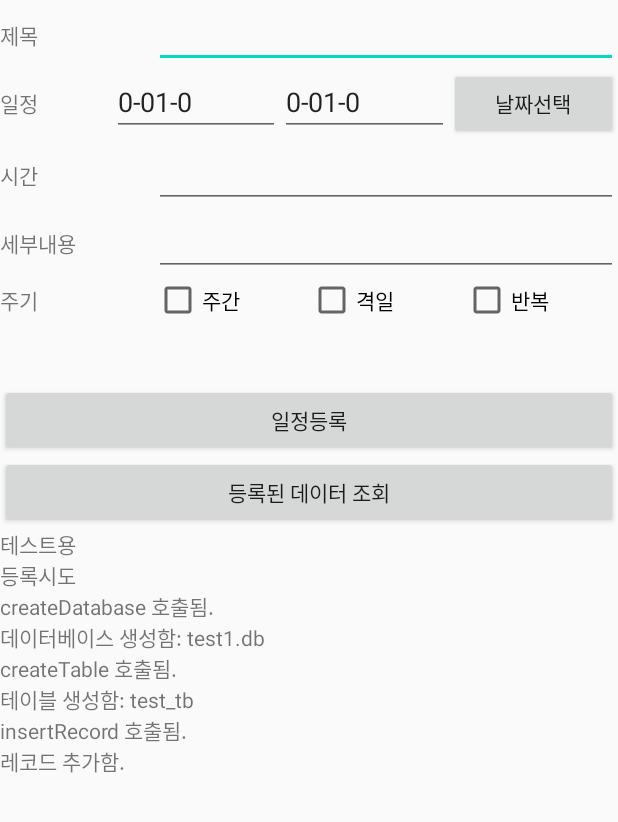
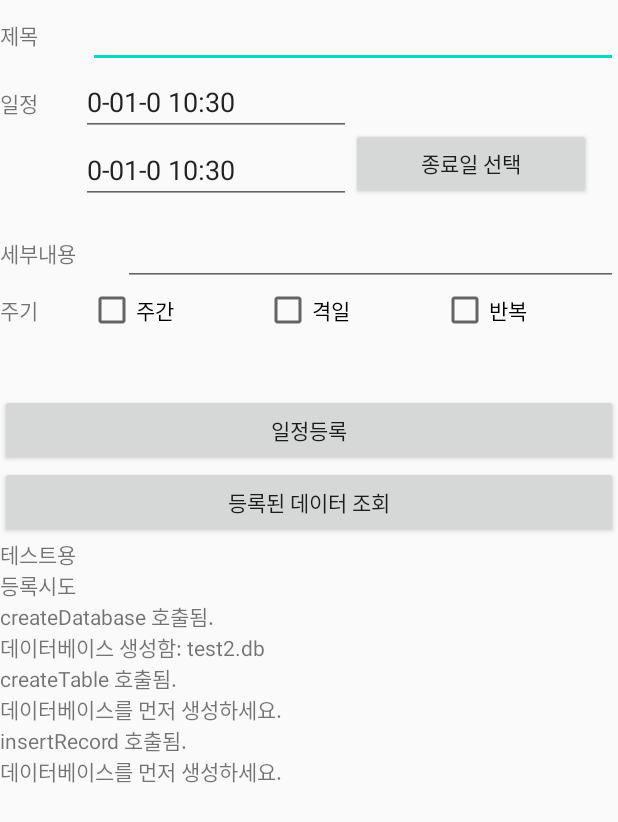
Before and after one commit to whgusqls007/androidterm2020, an Android app: the ScheduleRegistrationActivity screen opened directly, with no data from a screen before it, after a tap on "일정등록", on a phone screen of 412 x 824 dp. Shown: the top 822 px of the screen. Run offline under Robolectric (Android 15) with nearby library versions, the phone set to English and light mode, and no system bars; 2 statements that could not run were skipped.

Commit message:
DB 연동 수정본1
date와 time 타입을 이용하는 것을 datetime을 이용하도록 수정.
table의 구조도 변경함.

```diff
--- a/app/src/main/java/com/example/androidterm2020/DBHelper.java
+++ b/app/src/main/java/com/example/androidterm2020/DBHelper.java
@@ -1,30 +1,28 @@
 package com.example.androidterm2020;
 
-import android.content.Context;
 import android.database.sqlite.SQLiteDatabase;
 import android.database.sqlite.SQLiteOpenHelper;
 import android.util.Log;
 
 public class DBHelper extends SQLiteOpenHelper {
-    public static String DB_NAME = "test1.db"; // 임시 테스트용 db이고 추후 최종단계에서 이름변경예정.
+    public static String DB_NAME = "test2.db"; // 임시 테스트용 db이고 추후 최종단계에서 이름변경예정.
     public static int VERSION = 1;
     public static String TB_NAME = "temp_tb"; // 임시 테스트용 테이블 이름이고 추후 최종단계에서 이름변경예정.
 
-    public DBHelper(Context context) {
+    public DBHelper(TableTool context) {
         super(context, DB_NAME, null, VERSION);
     }
 
     public void onCreate(SQLiteDatabase db) {
         println("onCreate 호출됨");
 
-        // 일정제목, 시작일, 종료일, 시간, 세부내용, 주기까지 일단 추가하는 방식이다. 추후 달성도 계산하기위한 자료형(높은확률로 text나 varchar)도 고민해야함.
+        // 일정제목, 시작일, 종료일, 세부내용, 주기까지 일단 추가하는 방식이다. 추후 달성도 계산하기위한 자료형(높은확률로 text나 varchar)도 고민해야함.
         String sql = "create table if not exists "+ TB_NAME +"("
                 + "_id integer PRIMARY KEY autoincrement, "
                 + " title text, "
-                + " str_date date, "
-                + " end_date date, "
-                + " schedule_time time, "
-                + " detail text, "
+                + " str_date datetime, "
+                + " end_date datetime, "
+                + " details text, "
                 + " period integer)";
         // 지속적으로 수정예정이다.
         // 일단 주기 설정은 0, 1, 2이렇게 구분하려고 한다. -> 가장 최근에 선택한 checkbox를 기준으로 설정하거나, checkbox가 하나만 설정되게 만들어야한다.
--- a/app/src/main/java/com/example/androidterm2020/ScheduleRegistrationActivity.java
+++ b/app/src/main/java/com/example/androidterm2020/ScheduleRegistrationActivity.java
@@ -12,7 +12,10 @@ import android.widget.Button;
 import android.widget.EditText;
 import android.widget.TextView;
 import android.widget.Toast;
+
+import java.text.SimpleDateFormat;
 import java.time.Year;
+import java.util.Date;
 
 public class ScheduleRegistrationActivity extends AppCompatActivity {
     EditText title;
@@ -25,7 +28,7 @@ public class ScheduleRegistrationActivity extends AppCompatActivity {
 
     DBHelper dbHelper;
     SQLiteDatabase database;
-    String dbName = "test1.db";
+    String dbName = "test2.db";
     String tableName = "test_tb";
 
     @SuppressLint("SetTextI18n")
@@ -34,6 +37,7 @@ public class ScheduleRegistrationActivity extends AppCompatActivity {
         super.onCreate(savedInstanceState);
         setContentView(R.layout.schedule_registeration_activity);
 
+        // 달력에서 날짜 누르고 여기 올때 자동으로 날짜 + 시간을 추가해주는 기능.
         Intent intent = getIntent();
         int year1 = intent.getIntExtra("Y", 0);
         int month1 = intent.getIntExtra("M", 0);
@@ -41,21 +45,23 @@ public class ScheduleRegistrationActivity extends AppCompatActivity {
         TextView textView = (TextView) findViewById(R.id.editScheduleStrDate);
         TextView textView2 = (TextView) findViewById(R.id.editScheduleEndDate);
 
+        // 1~9월과 10월 이상의 1자리 2자리 구분을 하기 위함.
         if (month1 >= 9) {
-            textView.setText(year1 + "-" + (month1 + 1) + "-" + date1);
-            textView2.setText(year1 + "-" + (month1 + 1) + "-" + date1);
+            textView.setText(year1 + "-" + (month1 + 1) + "-" + date1 + ' ' + getCurrentTime());
+            textView2.setText(year1 + "-" + (month1 + 1) + "-" + date1 + ' ' + getCurrentTime());
         }
         else {
-            textView.setText(year1 + "-" + "0" + (month1 + 1) + "-" + date1);
-            textView2.setText(year1 + "-" + "0" + (month1 + 1) + "-" + date1);
+            textView.setText(year1 + "-" + "0" + (month1 + 1) + "-" + date1 + ' ' + getCurrentTime());
+            textView2.setText(year1 + "-" + "0" + (month1 + 1) + "-" + date1 + ' ' + getCurrentTime());
         }
 
+        // 입력장소들을 각각의 대응하는 id로 mapping함.
         title = (EditText) findViewById(R.id.editTitle);
         scheduleStrDate = (EditText) findViewById(R.id.editScheduleStrDate);
         scheduleEndDate = (EditText) findViewById(R.id.editScheduleEndDate);
-        schedule_time = (EditText) findViewById(R.id.editTime);
         details = (EditText) findViewById(R.id.editDetails);
-        testLog = (TextView) findViewById(R.id.logTxt);
+        testLog = (TextView) findViewById(R.id.logTxt); // 임시로 이용하는 로그 비슷한 기능담당할 놈.
+
         Button button = (Button) findViewById(R.id.aa);
         button.setOnClickListener(new View.OnClickListener() {
             @Override
@@ -69,12 +75,16 @@ public class ScheduleRegistrationActivity extends AppCompatActivity {
         registrationBtn.setOnClickListener(new View.OnClickListener() {
             @Override
             public void onClick(View v) {
-                // 나중에 메인으로 돌아가능 기능도 추가해야함. 테스트용으로 일단 작성.
+                // 나중에 메인으로 돌아가도록 기능도 추가해야함. 테스트용으로 일단 작성.
                 // DB도 일단 텍스트 테이터 등록하는 것만 일단 구현. 추후 체크박스와 연동해서 데이터가 설정되도록 변경예정.
                 println("등록시도");
+
+                // 여기는 만들려는게 이미 있으면 아무일 없다.
                 createDatabase();
                 createTable(tableName);
-                insertRecord(); // 문제의 코드.
+
+                // 데이터를 추가함.
+                insertRecord();
             }
         });
 
@@ -84,9 +94,18 @@ public class ScheduleRegistrationActivity extends AppCompatActivity {
             public void onClick(View v) {
                     // 입력한 데이터 출력해준다.
                     println("출력시도");
-                    selectQuery(); // 문제의 코드.
+                    selectQuery();
             }
         });
+    }
+
+    private String getCurrentTime() {
+        long now = System.currentTimeMillis(); // 현재시간 가져옴.
+        Date mDate = new Date(now); // Date 타입으로 바꿈.
+        SimpleDateFormat simpleDate = new SimpleDateFormat("hh:mm"); // yyyy-MM-dd hh:mm:ss가 datetime 타입에 딱 알맞다.
+        String getTime = simpleDate.format(mDate);
+
+        return getTime;
     }
 
     @Override
@@ -98,14 +117,15 @@ public class ScheduleRegistrationActivity extends AppCompatActivity {
             int date2 = data.getIntExtra("D2", 0);
             TextView textView = (TextView)findViewById(R.id.editScheduleEndDate);
             if(month2 >= 9) {
-                textView.setText(year2 + "-" + (month2 + 1) + "-" + date2);
+                textView.setText(year2 + "-" + (month2 + 1) + "-" + date2 + ' ' + getCurrentTime());
             }
             else {
-                textView.setText(year2 + "-" + "0" + (month2 + 1) + "-" + date2);
+                textView.setText(year2 + "-" + "0" + (month2 + 1) + "-" + date2 + ' ' + getCurrentTime());
             }
         }
     }
 
+    // sql상에서 select한거 출력시키는 함수.
     public void selectQuery() {
         println("selectQuery 호출됨.");
 
@@ -116,10 +136,10 @@ public class ScheduleRegistrationActivity extends AppCompatActivity {
         for(int i = 0; i < recordCount; ++i) {
             cursor.moveToNext();
 
-            String title = cursor.getString(0);
-            String scheduleStrDate = cursor.getString(1);
-            String scheduleEndDate = cursor.getString(2);
-            String schedule_time = cursor.getString(3);
+            int id = cursor.getInt(0);
+            String title = cursor.getString(1);
+            String scheduleStrDate = cursor.getString(2);
+            String scheduleEndDate = cursor.getString(3);
             String detail = cursor.getString(4);
             int period = cursor.getInt(5);
 
@@ -127,13 +147,13 @@ public class ScheduleRegistrationActivity extends AppCompatActivity {
                     + title + ", "
                     + scheduleStrDate + ", "
                     + scheduleEndDate + ", "
-                    + schedule_time + ", "
                     + detail + ", "
                     + period);
         }
         cursor.close();
     }
 
+    // 데이터베이스를 만들거나 이미 있다면 가져오는 함수.
     private void createDatabase() {
         println("createDatabase 호출됨.");
 
@@ -142,6 +162,7 @@ public class ScheduleRegistrationActivity extends AppCompatActivity {
         println("데이터베이스 생성함: " + dbName);
     }
 
+    // 테이블을 만드는 함수 이미 있다면 만들지 않는다.
     private void createTable(String name) {
         println("createTable 호출됨.");
 
@@ -153,15 +174,16 @@ public class ScheduleRegistrationActivity extends AppCompatActivity {
         database.execSQL("create table if not exists " + name + "("
                 + "_id integer PRIMARY KEY autoincrement, "
                 + " title text, "
-                + " str_date date, "
-                + " end_date date, "
-                + " schedule_time time, "
+                + " str_date datetime, "
+                + " end_date datetime, "
                 + " details text, "
                 + " sch_period integer)");
 
         println("테이블 생성함: " + name);
     }
 
+
+    // 테이블에 데이터를 추가함.
     private void insertRecord() {
         println("insertRecord 호출됨.");
 
@@ -176,12 +198,11 @@ public class ScheduleRegistrationActivity extends AppCompatActivity {
         }
 
         String sql = "insert into " + tableName
-                + " (title, str_date, end_date, schedule_time,  details, sch_period) "
+                + " (title, str_date, end_date, details, sch_period) "
                 + " values "
                 + "(" + "'" + title.getText().toString() + "'" + ", "
-                + "'" + scheduleStrDate.getText().toString() + "'" + ", "
-                + "'" + scheduleEndDate.getText().toString() + "'" + ", "
-                + "'" + schedule_time.getText().toString() + "'" + ", "
+                + "'" + scheduleStrDate.getText().toString() + ":00" + "'" + ", "
+                + "'" + scheduleEndDate.getText().toString() + ":00" + "'" + ", "
                 + "'" + details.getText().toString() + "'" + ", "
                 + period + ")";
 
@@ -191,6 +212,7 @@ public class ScheduleRegistrationActivity extends AppCompatActivity {
         println("레코드 추가함.");
     }
 
+    // 임시화면에 보여주는 용도.
     public void println(String data) {
         testLog.append(data + "\n");
     }
--- a/app/src/main/res/layout/schedule_registeration_activity.xml
+++ b/app/src/main/res/layout/schedule_registeration_activity.xml
@@ -20,7 +20,7 @@
             android:id="@+id/editTitle"
             android:layout_width="0dp"
             android:layout_height="wrap_content"
-            android:layout_weight="3"
+            android:layout_weight="6"
             android:ems="10"
             android:inputType="textPersonName"
             android:text="" />
@@ -28,65 +28,47 @@
 
     <LinearLayout
         android:layout_width="match_parent"
-        android:layout_height="wrap_content"
+        android:layout_height="100dp"
         android:orientation="horizontal">
 
         <TextView
             android:id="@+id/textView3"
-            android:layout_width="0dp"
+            android:layout_width="54dp"
             android:layout_height="wrap_content"
-            android:layout_weight="2"
             android:text="일정" />
+
+        <LinearLayout
+            android:layout_width="wrap_content"
+            android:layout_height="match_parent"
+            android:orientation="vertical">
 
             <EditText
                 android:id="@+id/editScheduleStrDate"
-            android:layout_width="0dp"
+                android:layout_width="180dp"
                 android:layout_height="wrap_content"
-            android:layout_weight="3"
                 android:ems="10"
                 android:inputType="textPersonName"
                 android:text="" />
 
             <EditText
                 android:id="@+id/editScheduleEndDate"
-            android:layout_width="0dp"
+                android:layout_width="180dp"
                 android:layout_height="wrap_content"
-            android:layout_weight="3"
                 android:ems="10"
                 android:inputType="textPersonName"
                 android:text="" />
+        </LinearLayout>
 
         <Button
             android:id="@+id/aa"
-            android:layout_width="0dp"
+            android:layout_width="wrap_content"
             android:layout_height="wrap_content"
-            android:layout_weight="3"
             android:ems="10"
             android:inputType="textPersonName"
-            android:text="날짜선택" />
+            android:text="종료일 선택"
+            android:layout_marginTop="40dp"
+            android:layout_marginRight="10dp"/>
 
-    </LinearLayout>
-
-    <LinearLayout
-        android:layout_width="match_parent"
-        android:layout_height="wrap_content"
-        android:orientation="horizontal">
-
-        <TextView
-            android:id="@+id/textView4"
-            android:layout_width="0dp"
-            android:layout_height="wrap_content"
-            android:layout_weight="1"
-            android:text="시간" />
-
-        <EditText
-            android:id="@+id/editTime"
-            android:layout_width="0dp"
-            android:layout_height="wrap_content"
-            android:layout_weight="3"
-            android:ems="10"
-            android:inputType="textPersonName"
-            android:text="" />
     </LinearLayout>
 
     <LinearLayout
@@ -98,14 +80,14 @@
             android:id="@+id/textView5"
             android:layout_width="0dp"
             android:layout_height="wrap_content"
-            android:layout_weight="1"
+            android:layout_weight="1.5"
             android:text="세부내용" />
 
         <EditText
             android:id="@+id/editDetails"
             android:layout_width="0dp"
             android:layout_height="wrap_content"
-            android:layout_weight="3"
+            android:layout_weight="6"
             android:ems="10"
             android:inputType="textPersonName"
             android:text="" />
@@ -127,21 +109,21 @@
             android:id="@+id/checkBox"
             android:layout_width="0dp"
             android:layout_height="wrap_content"
-            android:layout_weight="1"
+            android:layout_weight="2"
             android:text="주간" />
 
         <CheckBox
             android:id="@+id/checkBox2"
             android:layout_width="0dp"
             android:layout_height="wrap_content"
-            android:layout_weight="1"
+            android:layout_weight="2"
             android:text="격일" />
 
         <CheckBox
             android:id="@+id/checkBox3"
             android:layout_width="0dp"
             android:layout_height="wrap_content"
-            android:layout_weight="1"
+            android:layout_weight="2"
             android:text="반복" />
 
     </LinearLayout>
```
Also changed, not shown: app/src/main/java/com/example/androidterm2020/ShowDetail.java (+7 -0 lines), app/src/main/java/com/example/androidterm2020/TableTool.java (added, +95 -0 lines). Lines whose indentation alone changed are shown as unchanged.
